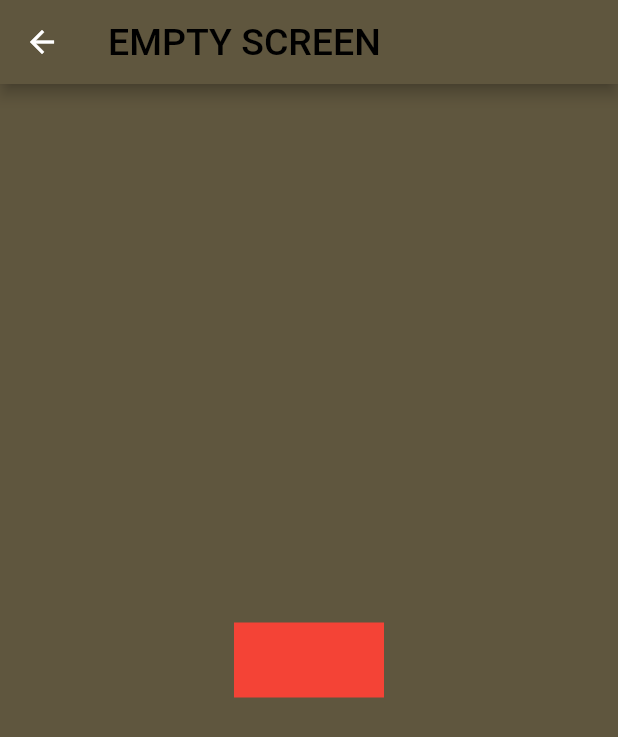
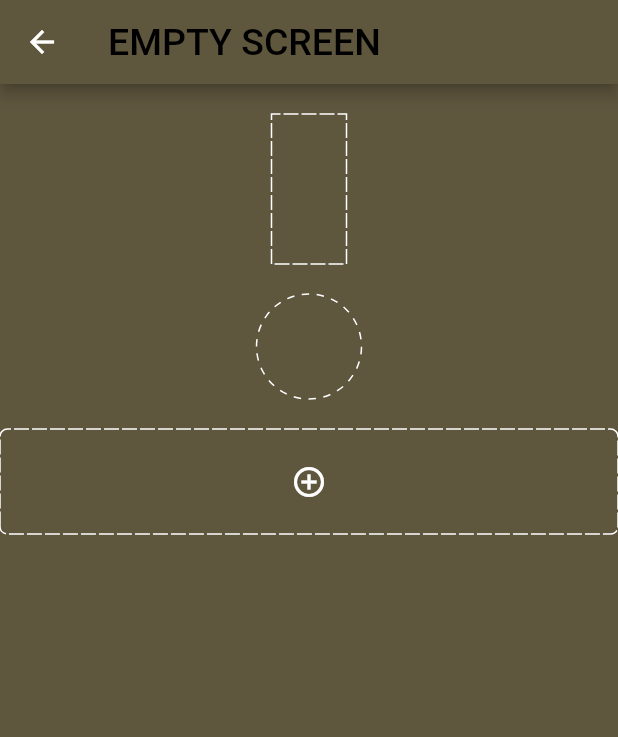
Before and after one commit to trantheho/flutter_provider_rx, a Flutter app: the EmptyScreen screen opened directly, on a phone screen of 412 x 824 dp. Shown: the top 737 px of the screen. Run offline on Flutter 3.47's test engine with Material 2 defaults, Android fonts, the light colour scheme and no system bars; our stand-ins replace connectivity, dio, flutter_spinkit, hive, rxdart, toast; accounts and stored records are empty; Roboto replaces fonts that are missing (OpenSans).

Commit message:
update dotted line

```diff
--- a/lib/my_app.dart
+++ b/lib/my_app.dart
@@ -6,11 +6,13 @@ import 'package:flutter_provider_rx/models/user_model.dart';
 import 'package:flutter_provider_rx/provider/book_provider.dart';
 import 'package:flutter_provider_rx/screens/authentication/login/login_controller.dart';
 import 'package:flutter_provider_rx/screens/authentication/login/login_screen.dart';
+import 'package:flutter_provider_rx/screens/empty.dart';
 import 'package:flutter_provider_rx/screens/main_screen/main.dart';
 import 'package:flutter_provider_rx/provider/main_provider.dart';
 import 'package:flutter_provider_rx/service/network_util.dart';
 import 'package:flutter_provider_rx/usecase/app_usecase.dart' as appUseCase;
 import 'package:flutter_provider_rx/utils/app_helper.dart';
+import 'package:flutter_provider_rx/widget/paging_text_field.dart';
 import 'package:hive/hive.dart';
 import 'package:path_provider/path_provider.dart';
 import 'package:provider/provider.dart';
@@ -96,7 +98,7 @@ class _MyAppState extends State<MyApp> {
 
             final user = context.watch<MainProvider>().currentUser;
 
-            return user != null ? MainScreen() : LoginScreen();
+            return user != null ? MainScreen() : EmptyScreen();
           }
           else{
             return AppLoading();
--- a/lib/screens/empty.dart
+++ b/lib/screens/empty.dart
@@ -1,29 +1,14 @@
-
 import 'package:flutter/cupertino.dart';
 import 'package:flutter/material.dart';
 import 'package:flutter_provider_rx/generated/l10n.dart';
+import 'package:flutter_provider_rx/widget/divider_dotted_line.dart';
 import 'package:flutter_provider_rx/widget/paging_text_view.dart';
 import 'package:flutter_provider_rx/utils/app_assets.dart';
 import 'package:flutter_provider_rx/utils/app_colors.dart';
 import 'package:flutter_provider_rx/utils/styles.dart';
-
-
 import 'package:rxdart/rxdart.dart';
 
 class EmptyScreen extends StatelessWidget {
-  final sampleText = '''
-Flutter is an open-source UI software development kit created by Google.
-It is used to develop applications for Android, iOS, Linux, Mac, Windows, Google Fuchsia,[4] and the web from a single codebase.[5]
-The first version of Flutter was known as codename "Sky" and ran on the Android operating system.
-It was unveiled at the 2015 Dart developer summit,[6] with the stated intent of being able to render consistently at 120 frames per second.[7]
-During the keynote of Google Developer Days in Shanghai, Google announced Flutter Release Preview 2, which is the last big release before Flutter 1.0.
-On December 4, 2018, Flutter 1.0 was released at the Flutter Live event, denoting the first "stable" version of the Framework.
-On December 11, 2019, Flutter 1.12 was released at the Flutter Interactive event.[8]
-On May 6, 2020, the Dart SDK in version 2.8 and the Flutter in version 1.17.0 were released, where support was added to the Metal API, improving performance on iOS devices (approximately 50%), new Material widgets, and new network tracking.
-On March 3, 2021, Google released Flutter 2 during an online Flutter Engage event.
-This major update brought official support for web-based applications as well as early-access desktop application support for Windows, MacOS, and Linux.[9]
-On March 3, 2021, Google released Flutter 2 during an online Flutter Engage event.
-''';
   @override
   Widget build(BuildContext context) {
     return Scaffold(
@@ -38,29 +23,53 @@ On March 3, 2021, Google released Flutter 2 during an online Flutter Engage even
         ),
       ),
       body: Center(
-        child: InkWell(
-          onTap: () {
-            showDialog(context: context,builder: (context) => Scaffold(
-              body: LayoutBuilder(
-                builder: (context, size) {
-                  print("layout size: $size");
-                  return PagingText(
-                    sampleText,
-                    style: TextStyle(
-                      color: Colors.black,
-                      fontSize: 30,
-                    ),
-                  );
-                }
+        child: Column(
+          children: [
+            SizedBox(
+              height: 20,
+            ),
+            DividerDottedLine(
+              color: Colors.white,
+              height: 100.0,
+              width: 50,
+              strokeWidth: 1.0,
+              dottedLength: 10.0,
+              space: 2.0,
+            ),
+            SizedBox(
+              height: 20,
+            ),
+            DividerDottedLine(
+              color: Colors.white,
+              height: 70.0,
+              width: 70.0,
+              strokeWidth: 1.0,
+              //dottedLength: 10.0,
+              space: 5.0,
+              border: DividerDottedLineBorder.all(50),
+            ),
+            SizedBox(
+              height: 20,
+            ),
+            DividerDottedLine(
+              color: Colors.white,
+              strokeWidth: 1.0,
+              dottedLength: 10.0,
+              space: 2.0,
+              border: DividerDottedLineBorder.all(5),
+              child: Center(
+                child: Container(
+                  height: 70,
+                  width: 200,
+                  child: Icon(
+                    Icons.add_circle_outline,
+                    color: Colors.white,
+                    size: 24,
+                  ),
+                ),
               ),
             ),
-            );
-          },
-          child: Container(
-            height: 50,
-            width: 100,
-            color: Colors.red,
-          ),
+          ],
         ),
       ),
     );
--- a/lib/screens/home/tab/popular_tab.dart
+++ b/lib/screens/home/tab/popular_tab.dart
@@ -21,7 +21,7 @@ class PopularTab extends StatelessWidget {
             padding: const EdgeInsets.only(top: 20, right: 20),
             child: ItemBookRating(
             book: list[index],
-            onItemPressed: () => AppRoutes.navigatePush(
+            onItemPressed: () => AppRoutes().push(
                 context,
                 AppScreenName.detail,
                 BookDetailScreen(
--- /dev/null
+++ b/lib/widget/divider_dotted_line.dart
@@ -0,0 +1,228 @@
+
+import 'dart:ui';
+
+import 'package:flutter/material.dart';
+
+bool _isEmpty(double d) {
+  return d == null || d == 0.0;
+}
+
+/// border
+class DividerDottedLineBorder {
+  final double leftTop;
+  final double rightTop;
+  final double rightBottom;
+  final double leftBottom;
+
+  /// Specify the size of each rounded border
+  const DividerDottedLineBorder({
+    this.leftTop = 0,
+    this.rightTop = 0,
+    this.rightBottom = 0,
+    this.leftBottom = 0,
+  });
+
+  /// Set all rounded borders to one size
+  DividerDottedLineBorder.all(double radius)
+      : leftTop = radius,
+        rightTop = radius,
+        rightBottom = radius,
+        leftBottom = radius;
+}
+
+class DividerDottedLine extends StatefulWidget {
+  /// Dotted line color
+  final Color color;
+
+  /// height. If there is only [height] and no [width], you will get a dotted line in the vertical direction
+  /// If there are both [width] and [height], you will get a dotted border.
+  final double height;
+
+  /// width. If there is only [width] and no [height], you will get a dotted line in the horizontal direction
+  /// If there are both [width] and [height], you will get a dotted border.
+  final double width;
+
+  /// The thickness of the dotted line
+  final double strokeWidth;
+
+  /// The length of each small segment in the dotted line
+  final double dottedLength;
+
+  /// The distance between each segment in the dotted line
+  final double space;
+
+  final DividerDottedLineBorder border;
+
+  /// If [child] is set, [FDottedLine] will serve as the dotted border of [child].
+  /// At this time, [width] and [height] will no longer be valid.
+  final Widget child;
+
+  /// [FDottedLine] provides developers with the ability to create dashed lines. It also supports creating a dashed border for a [Widget]. Support for controlling the thickness, spacing, and corners of the dotted border.
+  DividerDottedLine({
+    Key key,
+    this.color = Colors.black,
+    this.height,
+    this.width,
+    this.dottedLength = 5.0,
+    this.space = 3.0,
+    this.strokeWidth = 1.0,
+    this.border,
+    this.child,
+  }) : super(key: key) {
+    assert(width != null || height != null || child != null);
+  }
+
+  @override
+  _DividerDottedLineState createState() => _DividerDottedLineState();
+}
+
+class _DividerDottedLineState extends State<DividerDottedLine> {
+  double childWidth;
+  double childHeight;
+  GlobalKey childKey = GlobalKey();
+
+  @override
+  Widget build(BuildContext context) {
+    if (_isEmpty(widget.width) && _isEmpty(widget.height) && widget.child == null) return Container();
+    if (widget.child != null) {
+      tryToGetChildSize();
+      List<Widget> children = [];
+      children.add(Container(
+        clipBehavior: widget.border == null ? Clip.none : Clip.antiAlias,
+        decoration: BoxDecoration(
+          borderRadius: BorderRadius.only(
+            topLeft: Radius.circular(
+                widget.border != null ? widget.border.leftTop : 0.0),
+            topRight: Radius.circular(
+                widget.border != null ? widget.border.rightTop : 0.0),
+            bottomLeft: Radius.circular(
+                widget.border != null ? widget.border.leftBottom : 0.0),
+            bottomRight: Radius.circular(
+                widget.border != null ? widget.border.rightBottom : 0.0),
+          ),
+        ),
+        key: childKey,
+        child: widget.child,
+      ));
+      if (childWidth != null && childHeight != null) {
+        children.add(dashPath(width: childWidth, height: childHeight));
+      }
+      return Stack(
+        children: children,
+      );
+    } else {
+      return dashPath(width: widget.width, height: widget.height);
+    }
+  }
+
+  void tryToGetChildSize() {
+    WidgetsBinding.instance.addPostFrameCallback((timeStamp) {
+      try {
+        RenderBox box = childKey.currentContext.findRenderObject();
+        double tempWidth = box.size.width;
+        double tempHeight = box.size.height;
+        bool needUpdate = tempWidth != childWidth || tempHeight != childHeight;
+        if (needUpdate) {
+          setState(() {
+            childWidth = tempWidth;
+            childHeight = tempHeight;
+          });
+        }
+      } catch (e, stack) {}
+    });
+  }
+
+  CustomPaint dashPath({double width, double height}) {
+    return CustomPaint(
+      size: Size(_isEmpty(width) ? widget.strokeWidth : width,
+          _isEmpty(height) ? widget.strokeWidth : height),
+      foregroundPainter: _DottedLinePainter()
+        ..color = widget.color
+        ..dottedLength = widget.dottedLength
+        ..space = widget.space
+        ..strokeWidth = widget.strokeWidth
+        ..border = widget.border
+        ..isShape = !_isEmpty(height) && !_isEmpty(width),
+    );
+  }
+}
+
+class _DottedLinePainter extends CustomPainter {
+  Color color;
+  double dottedLength;
+  double space;
+  double strokeWidth;
+  bool isShape;
+  DividerDottedLineBorder border;
+  Radius topLeft = Radius.zero;
+  Radius topRight = Radius.zero;
+  Radius bottomRight = Radius.zero;
+  Radius bottomLeft = Radius.zero;
+
+  @override
+  void paint(Canvas canvas, Size size) {
+    var isHorizontal = size.width > size.height;
+    final Paint paint = Paint()
+      ..isAntiAlias = true
+      ..filterQuality = FilterQuality.high
+      ..color = color
+      ..style = PaintingStyle.stroke
+      ..strokeWidth = strokeWidth;
+
+    /// line
+    if (!isShape) {
+      double length = isHorizontal ? size.width : size.height;
+      double count = (length) / (dottedLength + space);
+      if (count < 2.0) return;
+      var startOffset = Offset(0, 0);
+      for (int i = 0; i < count.toInt(); i++) {
+        canvas.drawLine(
+            startOffset,
+            startOffset.translate((isHorizontal ? dottedLength : 0),
+                (isHorizontal ? 0 : dottedLength)),
+            paint);
+        startOffset = startOffset.translate(
+            (isHorizontal ? (dottedLength + space) : 0),
+            (isHorizontal ? 0 : (dottedLength + space)));
+      }
+    }
+
+    /// shape
+    else {
+      Path path = Path();
+      path.addRRect(RRect.fromLTRBAndCorners(
+        0,
+        0,
+        size.width,
+        size.height,
+        topLeft: Radius.circular(border != null ? border.leftTop : 0.0),
+        topRight: Radius.circular(border != null ? border.rightTop : 0.0),
+        bottomLeft:
+        Radius.circular(border != null ? border.leftBottom : 0.0),
+        bottomRight:
+        Radius.circular(border != null ? border.rightBottom : 0.0),
+      ));
+
+      Path draw = buildDashPath(path, dottedLength, space);
+      canvas.drawPath(draw, paint);
+    }
+  }
+
+  Path buildDashPath(Path path, double dottedLength, double space) {
+    final Path r = Path();
+    for (PathMetric metric in path.computeMetrics()) {
+      double start = 0.0;
+      while (start < metric.length) {
+        double end = start + dottedLength;
+        r.addPath(metric.extractPath(start, end), Offset.zero);
+        start = end + space;
+      }
+    }
+    return r;
+  }
+
+  @override
+  bool shouldRepaint(_DottedLinePainter oldDelegate) {
+    return true;
+  }
+}
```
Also changed, not shown: lib/utils/app_routes.dart (+5 -6 lines).
